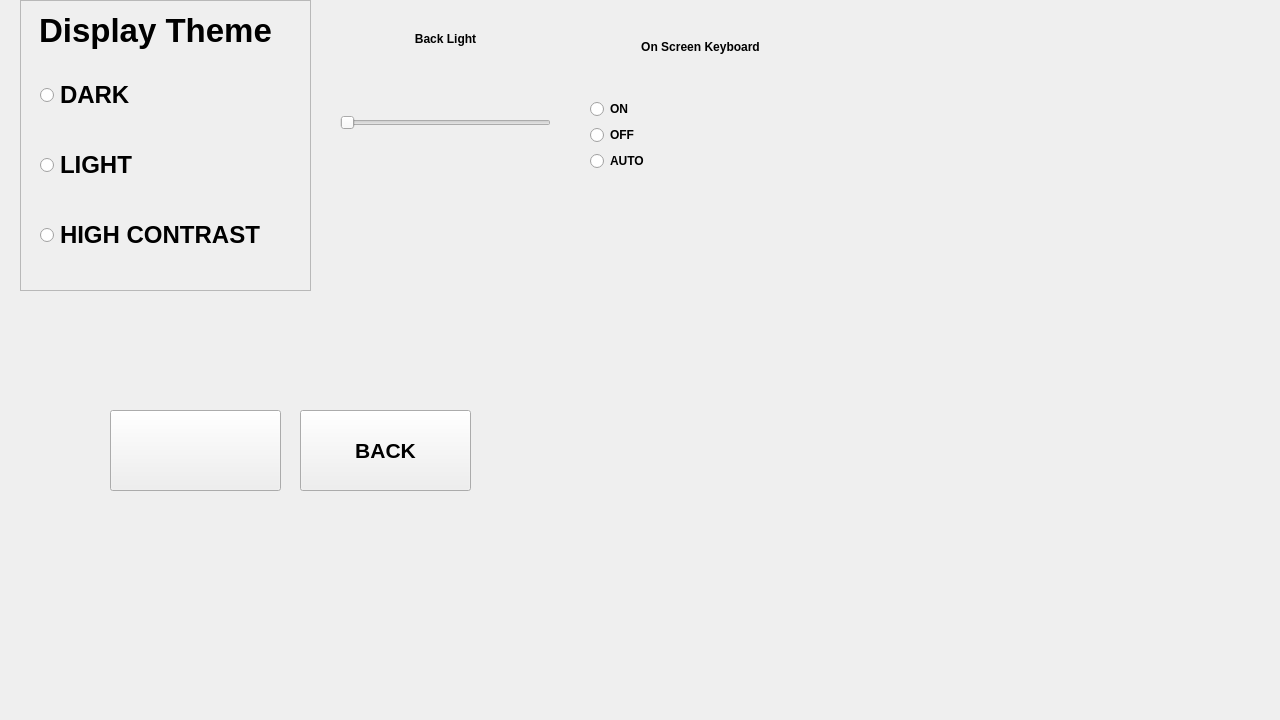
Above: mainwindow.ui from solarpieter/SP515_Display_2 before the change. Below: the same form after it.
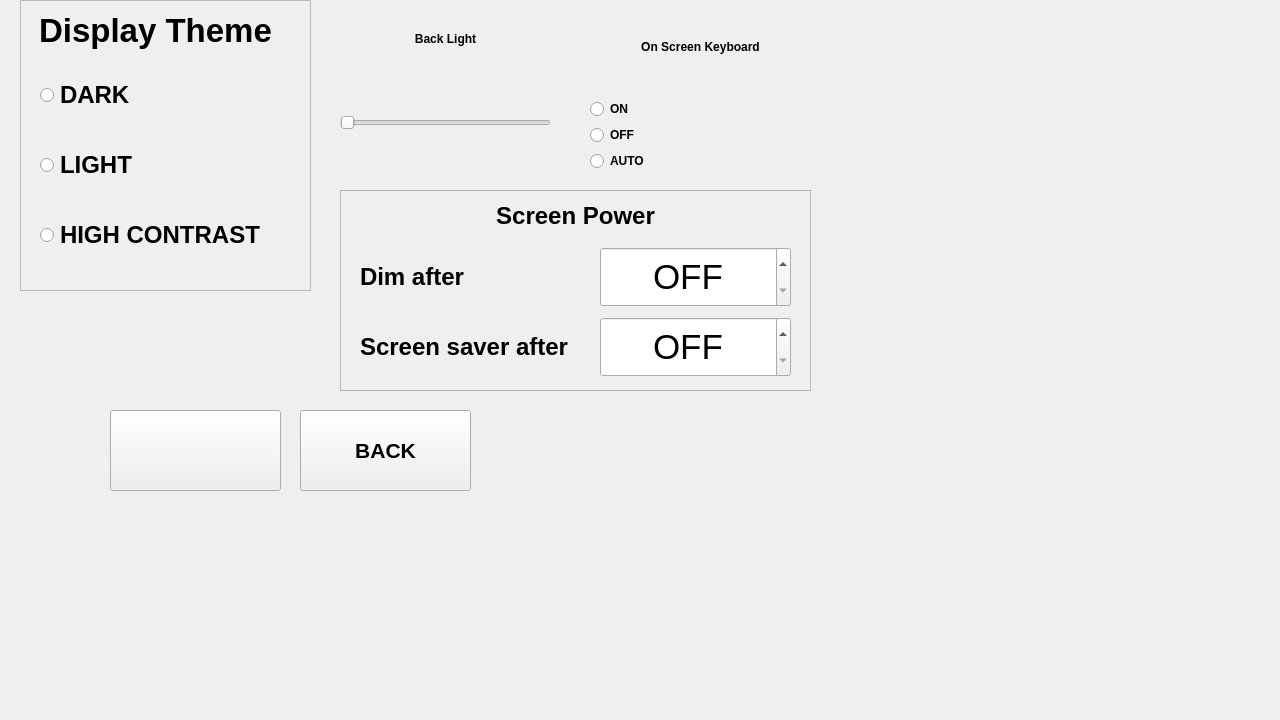
That is the form after the change. Icons and pictures are not drawn. Custom widgets are drawn as their Qt base class.

Commit message: Display page: backlight slider, dim and screen saver timers, exclusive theme radios

Patch:
```diff
--- a/mainwindow.ui
+++ b/mainwindow.ui
@@ -1858,6 +1858,142 @@
        <set>Qt::AlignmentFlag::AlignCenter</set>
       </property>
      </widget>
+     <widget class="QFrame" name="frame_screen_power">
+      <property name="geometry">
+       <rect>
+        <x>340</x>
+        <y>190</y>
+        <width>471</width>
+        <height>201</height>
+       </rect>
+      </property>
+      <property name="frameShape">
+       <enum>QFrame::Shape::StyledPanel</enum>
+      </property>
+      <property name="frameShadow">
+       <enum>QFrame::Shadow::Raised</enum>
+      </property>
+      <widget class="QLabel" name="label_screen_power">
+       <property name="geometry">
+        <rect>
+         <x>0</x>
+         <y>6</y>
+         <width>471</width>
+         <height>40</height>
+        </rect>
+       </property>
+       <property name="font">
+        <font>
+         <pointsize>18</pointsize>
+         <bold>true</bold>
+        </font>
+       </property>
+       <property name="text">
+        <string>Screen Power</string>
+       </property>
+       <property name="alignment">
+        <set>Qt::AlignmentFlag::AlignCenter</set>
+       </property>
+      </widget>
+      <widget class="QLabel" name="label_dim_after">
+       <property name="geometry">
+        <rect>
+         <x>20</x>
+         <y>62</y>
+         <width>240</width>
+         <height>50</height>
+        </rect>
+       </property>
+       <property name="font">
+        <font>
+         <pointsize>18</pointsize>
+         <bold>true</bold>
+        </font>
+       </property>
+       <property name="text">
+        <string>Dim after</string>
+       </property>
+       <property name="alignment">
+        <set>Qt::AlignmentFlag::AlignLeading|Qt::AlignmentFlag::AlignLeft|Qt::AlignmentFlag::AlignVCenter</set>
+       </property>
+      </widget>
+      <widget class="QSpinBox" name="spin_dim_after">
+       <property name="geometry">
+        <rect>
+         <x>260</x>
+         <y>57</y>
+         <width>191</width>
+         <height>60</height>
+        </rect>
+       </property>
+       <property name="font">
+        <font>
+         <pointsize>26</pointsize>
+        </font>
+       </property>
+       <property name="alignment">
+        <set>Qt::AlignmentFlag::AlignCenter</set>
+       </property>
+       <property name="specialValueText">
+        <string>OFF</string>
+       </property>
+       <property name="suffix">
+        <string> s</string>
+       </property>
+       <property name="maximum">
+        <number>3600</number>
+       </property>
+      </widget>
+      <widget class="QLabel" name="label_screensaver_after">
+       <property name="geometry">
+        <rect>
+         <x>20</x>
+         <y>132</y>
+         <width>240</width>
+         <height>50</height>
+        </rect>
+       </property>
+       <property name="font">
+        <font>
+         <pointsize>18</pointsize>
+         <bold>true</bold>
+        </font>
+       </property>
+       <property name="text">
+        <string>Screen saver after</string>
+       </property>
+       <property name="alignment">
+        <set>Qt::AlignmentFlag::AlignLeading|Qt::AlignmentFlag::AlignLeft|Qt::AlignmentFlag::AlignVCenter</set>
+       </property>
+      </widget>
+      <widget class="QSpinBox" name="spin_screensaver_after">
+       <property name="geometry">
+        <rect>
+         <x>260</x>
+         <y>127</y>
+         <width>191</width>
+         <height>60</height>
+        </rect>
+       </property>
+       <property name="font">
+        <font>
+         <pointsize>26</pointsize>
+        </font>
+       </property>
+       <property name="alignment">
+        <set>Qt::AlignmentFlag::AlignCenter</set>
+       </property>
+       <property name="specialValueText">
+        <string>OFF</string>
+       </property>
+       <property name="suffix">
+        <string> s</string>
+       </property>
+       <property name="maximum">
+        <number>3600</number>
+       </property>
+      </widget>
+     </widget>
     </widget>
     <widget class="QWidget" name="pageDate_settings">
      <widget class="QDateEdit" name="dateEdit">
```
The commit also changes 10 other files.
